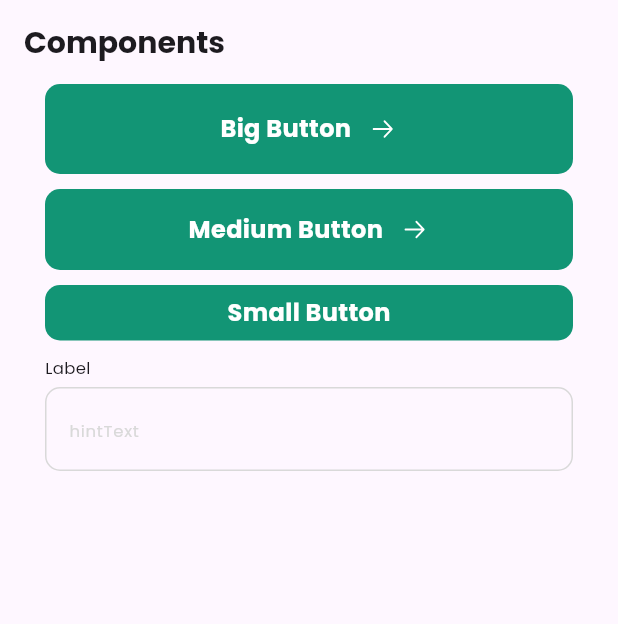
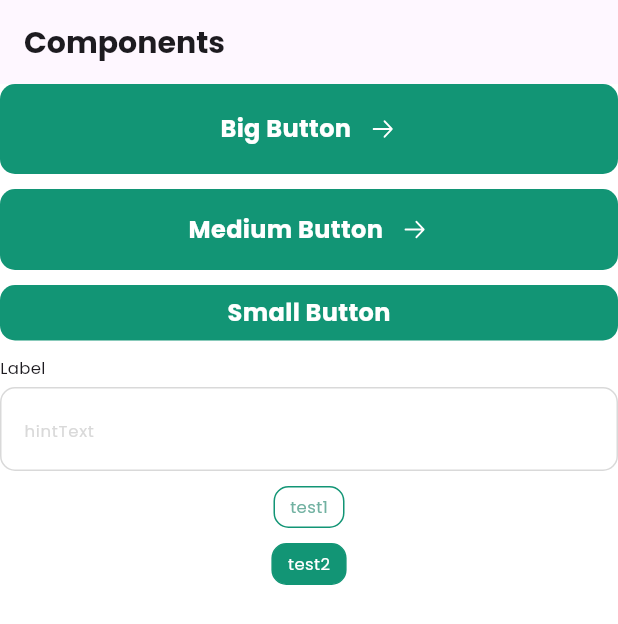
Before and after one commit to jjwwii/app-food-recipe, a Flutter app: the screen it shows after launch, on a phone screen of 412 x 824 dp. Shown: the top 624 px of the screen. Run offline on Flutter 3.47's test engine with Material 3 defaults, Android fonts, the phone set to English and light mode, and no system bars; our stand-ins replace flutter_svg.

Commit message:
1. filter button 추가

```diff
--- a/lib/core/widgets/filter_button.dart
+++ b/lib/core/widgets/filter_button.dart
@@ -1,17 +1,33 @@
+import 'package:app_food_recipe/core/constants/constants.dart';
 import 'package:flutter/material.dart';
 
 class FilterButton extends StatelessWidget {
-  final Widget child;
+  final Widget? child;
   final bool isSelected;
+  final String text;
 
   const FilterButton({
     super.key,
-    required this.child,
+    this.child,
     this.isSelected = false,
+    required this.text,
   });
 
   @override
   Widget build(BuildContext context) {
-    return child;
+    return Container(
+      padding: const EdgeInsets.symmetric(horizontal: 10, vertical: 5),
+      decoration: BoxDecoration(
+        border: Border.all(color: AppColors.primary100),
+        borderRadius: BorderRadius.circular(10),
+        color: isSelected ? AppColors.primary100 : AppColors.white,
+      ),
+      child: Text(
+        text,
+        style: AppTextStyles.smallerTextRegular.copyWith(
+          color: isSelected ? AppColors.white : AppColors.primary80,
+        ),
+      ),
+    );
   }
 }
--- a/lib/main.dart
+++ b/lib/main.dart
@@ -34,17 +34,15 @@ class TestPage extends StatelessWidget {
   @override
   Widget build(BuildContext context) {
     return Scaffold(
+      backgroundColor: AppColors.white,
       appBar: AppBar(
+        elevation: 0,
         title: const Text(
           "Components",
           style: AppTextStyles.largeTextBold,
         ),
       ),
-      body: GestureDetector(
-        onTap: () => FocusManager.instance.primaryFocus?.unfocus(),
-        child: ListView(
-
-          padding: const EdgeInsets.symmetric(horizontal: 30),
+      body: Column(
         children: [
           Button.big(
             "Big Button",
@@ -69,9 +67,11 @@ class TestPage extends StatelessWidget {
           const Height(10),
           const CustomTextField(label: "Label", hintText: "hintText"),
           const Height(10),
-            // const FilterButton(child: Text("filter"),),
+          const FilterButton(text: "test1",),
+          const Height(10),
+          const FilterButton(text: "test2", isSelected: true,),
+          const Height(10),
         ],
-        ),
       ),
     );
   }
```
Lines whose indentation alone changed are shown as unchanged.
